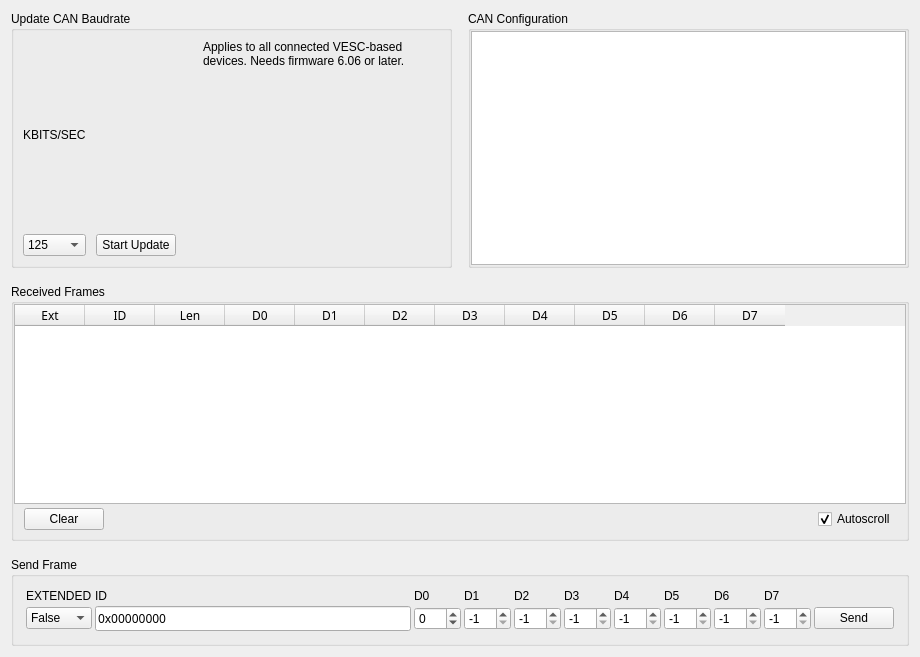
First picture: the form in pages/pagecananalyzer.ui, repository Jfriesen222/vesc_tool, before the edit.
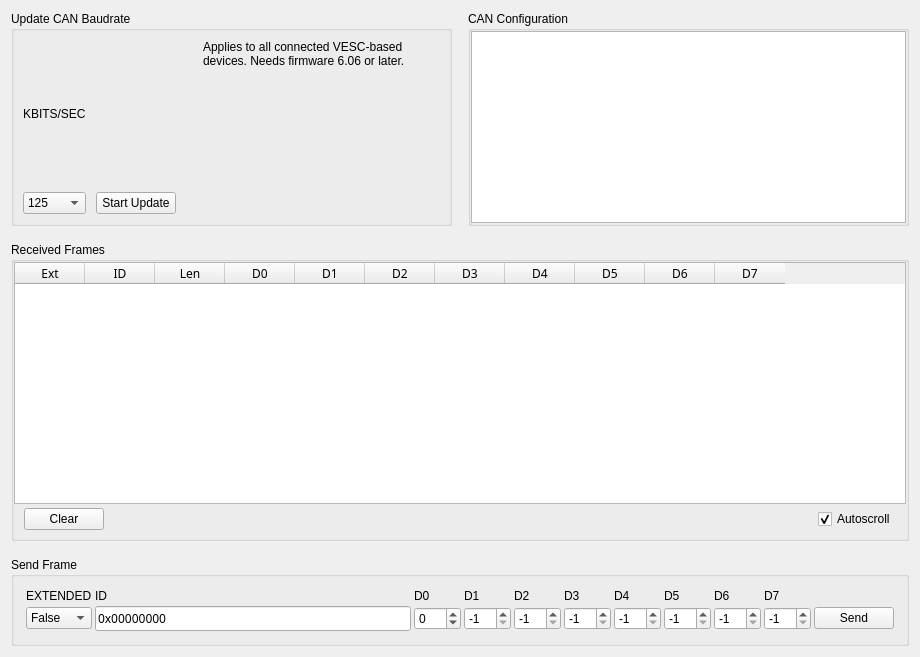
Second picture: the form after the edit. Icons and pictures are not drawn. Custom widgets are drawn as their Qt base class.

What changed in the file:
```diff
--- a/pages/pagecananalyzer.ui
+++ b/pages/pagecananalyzer.ui
@@ -128,6 +128,12 @@
      </item>
      <item>
       <widget class="QGroupBox" name="groupBox_3">
+       <property name="sizePolicy">
+        <sizepolicy hsizetype="Preferred" vsizetype="Fixed">
+         <horstretch>0</horstretch>
+         <verstretch>0</verstretch>
+        </sizepolicy>
+       </property>
        <property name="title">
         <string>CAN Configuration</string>
        </property>
```
Left out of the diff: 12 changed lines with no effect on the pictures.
